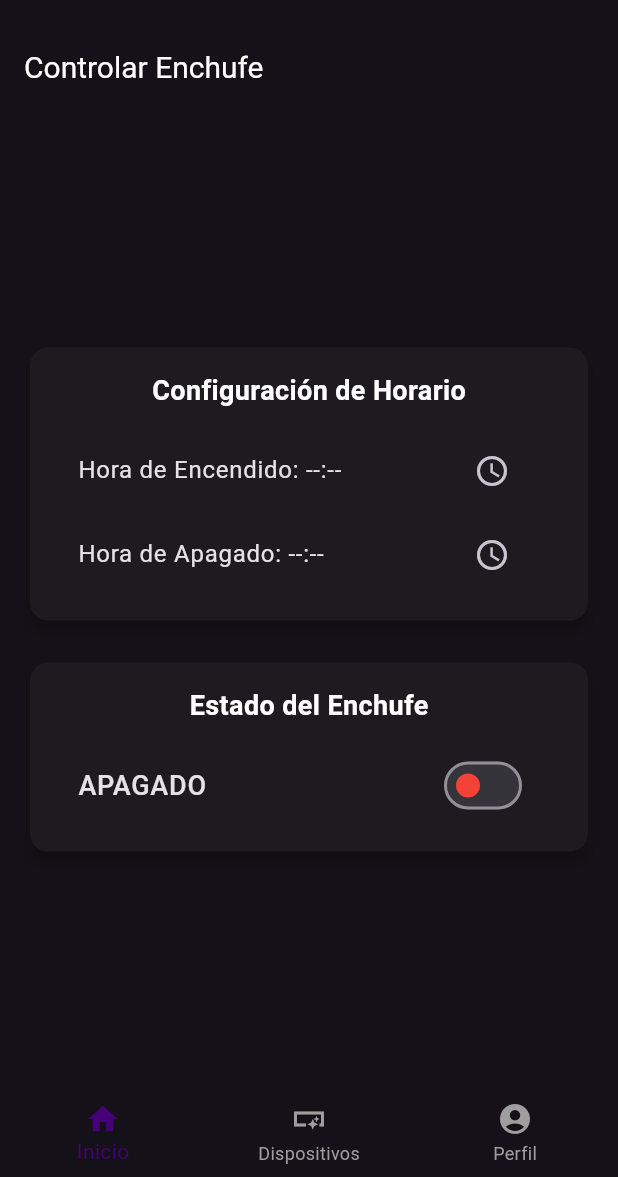
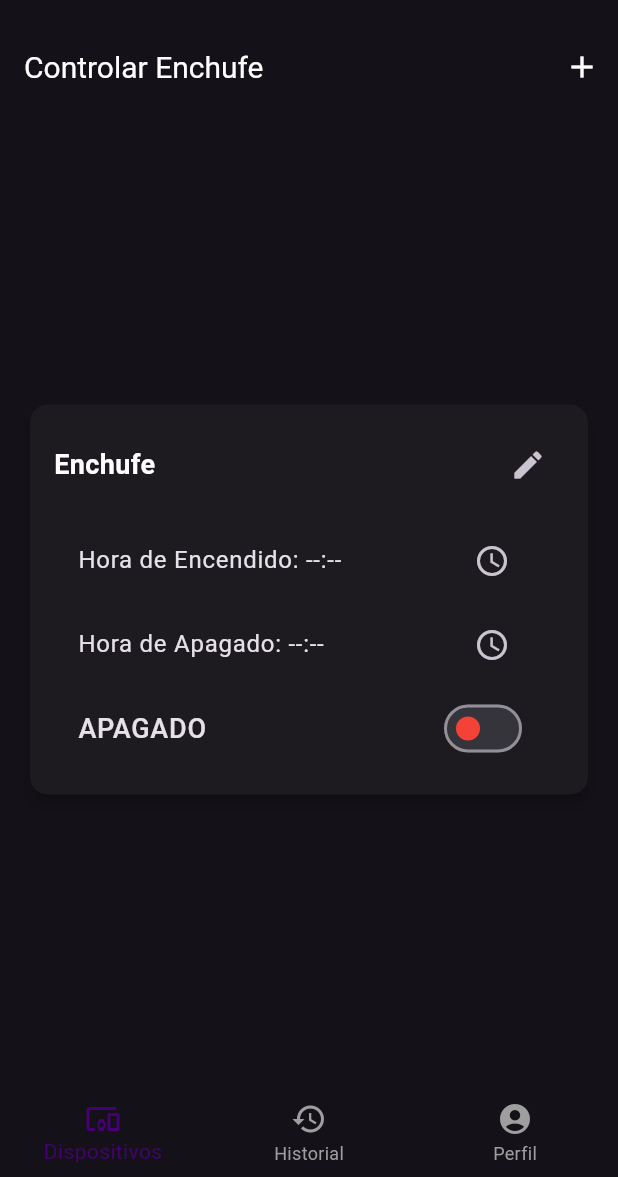
Before and after one commit to random-Kagamine-Rin-Shadow-y-un-Tilin/SEIM_Canary_Firebase, a Flutter app: the HomePage screen opened directly with empty values, on a phone screen of 412 x 824 dp, the part 59-1236 px from its top. Run offline on Flutter 3.47's test engine with Material 3 defaults, Android fonts, the phone set to English and light mode, and no system bars; our stand-ins replace cloud_firestore, firebase_auth, firebase_core, firebase_database, google_sign_in; missing offline and left inert: bcrypt; accounts and stored records are empty.

Commit message:
1.2.6 Implementacion de historial

```diff
--- a/lib/main.dart
+++ b/lib/main.dart
@@ -10,6 +10,7 @@ void main() async {
 }
 
 class MainApp extends StatelessWidget {
+
   const MainApp({super.key});
 
   @override
--- /dev/null
+++ b/lib/screens/Devices/device.dart
@@ -0,0 +1,231 @@
+import 'dart:async';
+import 'package:flutter/material.dart';
+import 'package:firebase_database/firebase_database.dart';
+import 'package:intl/intl.dart';
+
+class DeviceScreen extends StatefulWidget {
+  const DeviceScreen({super.key});
+
+  @override
+  State<DeviceScreen> createState() => _DeviceScreenState();
+}
+
+class _DeviceScreenState extends State<DeviceScreen> {
+  final DatabaseReference _databaseRef =
+      FirebaseDatabase.instance.ref('enchufe');
+  Timer? _timer;
+
+  @override
+  void initState() {
+    super.initState();
+    _startAutomaticCheck();
+  }
+
+  void _startAutomaticCheck() {
+    _timer = Timer.periodic(const Duration(minutes: 1), (timer) async {
+      String horaActual = DateFormat('HH:mm').format(DateTime.now());
+      DatabaseEvent horarioSnapshot =
+          await _databaseRef.child("horario").once();
+      DatabaseEvent estadoSnapshot = await _databaseRef.child("estado").once();
+
+      final data = horarioSnapshot.snapshot.value;
+      bool currentEstado = estadoSnapshot.snapshot.value as bool? ?? false;
+
+      if (data is Map<dynamic, dynamic>) {
+        String? encenderHora = data["encender"];
+        String? apagarHora = data["apagar"];
+
+        if (encenderHora != null &&
+            horaActual == encenderHora &&
+            !currentEstado) {
+          await _updateState(true);
+        } else if (apagarHora != null &&
+            horaActual == apagarHora &&
+            currentEstado) {
+          await _updateState(false);
+        }
+      }
+    });
+  }
+
+  Future<void> _updateState(bool newValue) async {
+    try {
+      await _databaseRef.update({"estado": newValue});
+    } catch (e) {
+      ScaffoldMessenger.of(context).showSnackBar(
+        SnackBar(content: Text('Error: $e')),
+      );
+    }
+  }
+
+  Future<void> _updateDeviceName(String newName) async {
+    try {
+      await _databaseRef.update({"nombre": newName});
+    } catch (e) {
+      ScaffoldMessenger.of(context).showSnackBar(
+        SnackBar(content: Text('Error: $e')),
+      );
+    }
+  }
+
+  Future<void> _seleccionarHora(BuildContext context, bool esEncender) async {
+    DatabaseEvent horarioSnapshot = await _databaseRef.child("horario").once();
+    final data = horarioSnapshot.snapshot.value;
+
+    String? horaActual;
+    if (data is Map<dynamic, dynamic>) {
+      horaActual = esEncender ? data["encender"] : data["apagar"];
+    }
+
+    TimeOfDay initialTime = horaActual != null
+        ? TimeOfDay(
+            hour: int.parse(horaActual.split(":")[0]),
+            minute: int.parse(horaActual.split(":")[1]),
+          )
+        : TimeOfDay.now();
+
+    TimeOfDay? nuevaHora = await showTimePicker(
+      context: context,
+      initialTime: initialTime,
+    );
+
+    if (nuevaHora != null) {
+      String horaFinal =
+          "${nuevaHora.hour.toString().padLeft(2, '0')}:${nuevaHora.minute.toString().padLeft(2, '0')}";
+
+      await _databaseRef.child("horario").update(
+            esEncender ? {"encender": horaFinal} : {"apagar": horaFinal},
+          );
+    }
+  }
+
+  @override
+  void dispose() {
+    _timer?.cancel();
+    super.dispose();
+  }
+
+  @override
+  Widget build(BuildContext context) {
+    return Scaffold(
+      appBar: AppBar(
+        title: const Text('Controlar Enchufe'),
+        actions: [
+          IconButton(
+            icon: const Icon(Icons.add),
+            onPressed: () {
+              // Acción para agregar un nuevo dispositivo
+            },
+          ),
+        ],
+      ),
+      body: Padding(
+        padding: const EdgeInsets.all(16.0),
+        child: StreamBuilder<DatabaseEvent>(
+          stream: _databaseRef.onValue,
+          builder: (context, snapshot) {
+            final data = snapshot.data?.snapshot.value;
+            String encenderHora = "--:--";
+            String apagarHora = "--:--";
+            bool currentValue = false;
+            String deviceName = "Enchufe";
+
+            if (data is Map<dynamic, dynamic>) {
+              encenderHora = data["horario"]?["encender"] ?? "--:--";
+              apagarHora = data["horario"]?["apagar"] ?? "--:--";
+              currentValue = data["estado"] ?? false;
+              deviceName = data["nombre"] ?? "Enchufe";
+            }
+
+            return Center(
+              child: Card(
+                shape: RoundedRectangleBorder(
+                    borderRadius: BorderRadius.circular(12)),
+                elevation: 4,
+                child: Padding(
+                  padding: const EdgeInsets.all(16),
+                  child: Column(
+                    mainAxisSize: MainAxisSize.min,
+                    crossAxisAlignment: CrossAxisAlignment.start,
+                    children: [
+                      Row(
+                        mainAxisAlignment: MainAxisAlignment.spaceBetween,
+                        children: [
+                          Text(
+                            deviceName,
+                            style: const TextStyle(
+                                fontSize: 18, fontWeight: FontWeight.bold),
+                          ),
+                          IconButton(
+                            icon: const Icon(Icons.edit),
+                            onPressed: () async {
+                              TextEditingController controller =
+                                  TextEditingController(text: deviceName);
+                              String? newName = await showDialog<String>(
+                                context: context,
+                                builder: (context) => AlertDialog(
+                                  title: const Text("Editar Nombre"),
+                                  content: TextField(
+                                    controller: controller,
+                                    decoration: const InputDecoration(
+                                        hintText: "Nuevo nombre"),
+                                  ),
+                                  actions: [
+                                    TextButton(
+                                      onPressed: () => Navigator.pop(context),
+                                      child: const Text("Cancelar"),
+                                    ),
+                                    TextButton(
+                                      onPressed: () {
+                                        Navigator.pop(
+                                            context, controller.text);
+                                      },
+                                      child: const Text("Guardar"),
+                                    ),
+                                  ],
+                                ),
+                              );
+                              if (newName != null && newName.isNotEmpty) {
+                                _updateDeviceName(newName);
+                              }
+                            },
+                          ),
+                        ],
+                      ),
+                      const SizedBox(height: 12),
+                      ListTile(
+                        title: Text("Hora de Encendido: $encenderHora"),
+                        trailing: IconButton(
+                          icon: const Icon(Icons.access_time),
+                          onPressed: () => _seleccionarHora(context, true),
+                        ),
+                      ),
+                      ListTile(
+                        title: Text("Hora de Apagado: $apagarHora"),
+                        trailing: IconButton(
+                          icon: const Icon(Icons.access_time),
+                          onPressed: () => _seleccionarHora(context, false),
+                        ),
+                      ),
+                      SwitchListTile(
+                        title: Text(
+                          currentValue ? "ENCENDIDO" : "APAGADO",
+                          style: const TextStyle(
+                              fontSize: 18, fontWeight: FontWeight.w500),
+                        ),
+                        value: currentValue,
+                        onChanged: (bool value) => _updateState(value),
+                        activeColor: Colors.green,
+                        inactiveThumbColor: Colors.red,
+                      ),
+                    ],
+                  ),
+                ),
+              ),
+            );
+          },
+        ),
+      ),
+    );
+  }
+}
--- a/lib/screens/Devices/toggle_device.dart
+++ /dev/null
@@ -1,209 +0,0 @@
-import 'dart:async';
-import 'package:flutter/material.dart';
-import 'package:firebase_database/firebase_database.dart';
-import 'package:intl/intl.dart';
-
-class ToggleDeviceScreen extends StatefulWidget {
-  const ToggleDeviceScreen({super.key});
-
-  @override
-  State<ToggleDeviceScreen> createState() => _ToggleDeviceScreenState();
-}
-
-class _ToggleDeviceScreenState extends State<ToggleDeviceScreen> {
-  final DatabaseReference _databaseRef =
-      FirebaseDatabase.instance.ref('enchufe');
-  Timer? _timer;
-
-  @override
-  void initState() {
-    super.initState();
-    _startAutomaticCheck();
-  }
-
-  /// Verifica la hora y cambia el estado automáticamente
-  void _startAutomaticCheck() {
-    _timer = Timer.periodic(const Duration(minutes: 1), (timer) async {
-      String horaActual = DateFormat('HH:mm').format(DateTime.now());
-
-      DatabaseEvent horarioSnapshot =
-          await _databaseRef.child("horario").once();
-      DatabaseEvent estadoSnapshot = await _databaseRef.child("estado").once();
-
-      final data = horarioSnapshot.snapshot.value;
-      bool currentEstado = estadoSnapshot.snapshot.value as bool? ?? false;
-
-      if (data is Map<dynamic, dynamic>) {
-        String? encenderHora = data["encender"];
-        String? apagarHora = data["apagar"];
-
-        if (encenderHora != null &&
-            horaActual == encenderHora &&
-            !currentEstado) {
-          await _updateState(true);
-        } else if (apagarHora != null &&
-            horaActual == apagarHora &&
-            currentEstado) {
-          await _updateState(false);
-        }
-      }
-    });
-  }
-
-  /// Cambia el estado del enchufe en Firebase
-  Future<void> _updateState(bool newValue) async {
-    try {
-      print("Actualizando estado a: $newValue"); // Depuración
-      await _databaseRef.update({"estado": newValue});
-      print("Estado actualizado exitosamente");
-    } catch (e) {
-      print("Error al actualizar el estado: $e"); // Depuración
-      ScaffoldMessenger.of(context).showSnackBar(
-        SnackBar(content: Text('Error: $e')),
-      );
-    }
-  }
-
-  /// Permite al usuario elegir una hora y guardarla en Firebase
-  Future<void> _seleccionarHora(BuildContext context, bool esEncender) async {
-    DatabaseEvent horarioSnapshot = await _databaseRef.child("horario").once();
-    final data = horarioSnapshot.snapshot.value;
-
-    String? horaActual;
-    if (data is Map<dynamic, dynamic>) {
-      horaActual = esEncender ? data["encender"] : data["apagar"];
-    }
-
-    // Si la hora es nula, usar la hora actual como referencia
-    TimeOfDay initialTime = horaActual != null
-        ? TimeOfDay(
-            hour: int.parse(horaActual.split(":")[0]),
-            minute: int.parse(horaActual.split(":")[1]),
-          )
-        : TimeOfDay.now();
-
-    TimeOfDay? nuevaHora = await showTimePicker(
-      context: context,
-      initialTime: initialTime,
-    );
-
-    if (nuevaHora != null) {
-      String horaFinal =
-          "${nuevaHora.hour.toString().padLeft(2, '0')}:${nuevaHora.minute.toString().padLeft(2, '0')}";
-
-      // Actualizar Firebase con la nueva hora
-      await _databaseRef.child("horario").update(
-            esEncender ? {"encender": horaFinal} : {"apagar": horaFinal},
-          );
-    }
-  }
-
-  @override
-  void dispose() {
-    _timer?.cancel();
-    super.dispose();
-  }
-
-  @override
-  Widget build(BuildContext context) {
-    return Scaffold(
-      appBar: AppBar(
-        title: const Text('Controlar Enchufe'),
-      ),
-      body: Padding(
-        padding: const EdgeInsets.all(16.0),
-        child: Column(
-          mainAxisAlignment: MainAxisAlignment.center,
-          children: [
-            /// *Tarjeta de configuración de horario en tiempo real*
-            StreamBuilder<DatabaseEvent>(
-              stream: _databaseRef.child("horario").onValue,
-              builder: (context, snapshot) {
-                final data = snapshot.data?.snapshot.value;
-                String encenderHora = "--:--";
-                String apagarHora = "--:--";
-
-                if (data is Map<dynamic, dynamic>) {
-                  encenderHora = data["encender"] ?? "--:--";
-                  apagarHora = data["apagar"] ?? "--:--";
-                }
-
-                return Card(
-                  shape: RoundedRectangleBorder(
-                      borderRadius: BorderRadius.circular(12)),
-                  elevation: 4,
-                  child: Padding(
-                    padding: const EdgeInsets.all(16),
-                    child: Column(
-                      children: [
-                        const Text("Configuración de Horario",
-                            style: TextStyle(
-                                fontSize: 18, fontWeight: FontWeight.bold)),
-                        const SizedBox(height: 12),
-                        ListTile(
-                          title: Text("Hora de Encendido: $encenderHora"),
-                          trailing: IconButton(
-                            icon: const Icon(Icons.access_time),
-                            onPressed: () => _seleccionarHora(context, true),
-                          ),
-                        ),
-                        ListTile(
-                          title: Text("Hora de Apagado: $apagarHora"),
-                          trailing: IconButton(
-                            icon: const Icon(Icons.access_time),
-                            onPressed: () => _seleccionarHora(context, false),
-                          ),
-                        ),
-                      ],
-                    ),
-                  ),
-                );
-              },
-            ),
-            const SizedBox(height: 20),
-
-            /// *Tarjeta de Control de Estado en tiempo real*
-            StreamBuilder<DatabaseEvent>(
-              stream: _databaseRef.child("estado").onValue,
-              builder: (context, snapshot) {
-                final dynamic value = snapshot.data?.snapshot.value;
-                bool currentValue = value is bool ? value : false;
-
-                return Card(
-                  shape: RoundedRectangleBorder(
-                      borderRadius: BorderRadius.circular(12)),
-                  elevation: 4,
-                  child: Padding(
-                    padding: const EdgeInsets.all(16),
-                    child: Column(
-                      children: [
-                        const Text("Estado del Enchufe",
-                            style: TextStyle(
-                                fontSize: 18, fontWeight: FontWeight.bold)),
-                        const SizedBox(height: 12),
-                        SwitchListTile(
-                          title: Text(
-                            currentValue ? "ENCENDIDO" : "APAGADO",
-                            style: const TextStyle(
-                                fontSize: 18, fontWeight: FontWeight.w500),
-                          ),
-                          value: currentValue,
-                          onChanged: (bool value) {
-                            print("Estado cambiado a: $value"); // Depuración
-                            _updateState(value);
-                          },
-                          activeColor: Colors.green,
-                          inactiveThumbColor: Colors.red,
-                        ),
-                      ],
-                    ),
-                  ),
-                );
-              },
-            ),
-          ],
-        ),
-      ),
-    );
-  }
-}
--- a/lib/screens/home_page.dart
+++ b/lib/screens/home_page.dart
@@ -1,7 +1,7 @@
 import 'package:flutter/material.dart';
 import 'package:seim_canary/models/user_model.dart';
-import 'package:seim_canary/screens/Devices/register_device.dart';
-import 'package:seim_canary/screens/Devices/toggle_device.dart';
+import 'package:seim_canary/screens/Devices/historial_screen.dart';
+import 'package:seim_canary/screens/Devices/device.dart';
 import 'package:seim_canary/screens/Users/edit_user.dart';
 // import 'package:seim_canary/screens/home.dart';
 
@@ -29,8 +29,8 @@ class _HomePageState extends State<HomePage> {
   void _setupScreens() {
     setState(() {
       _widgetOptions = [
-        ToggleDeviceScreen(),
-        RegisterDeviceScreen(),
+        DeviceScreen(),
+        HistorialScreen(),
         EditUserScreen(
           user: _user, // Usa la variable de estado
           onUserUpdated: _onUserUpdated,
@@ -65,12 +65,12 @@ class _HomePageState extends State<HomePage> {
         onTap: _onItemTapped,
         items: const <BottomNavigationBarItem>[
           BottomNavigationBarItem(
-            icon: Icon(Icons.home),
-            label: 'Inicio',
+            icon: Icon(Icons.devices_other_rounded),
+            label: 'Dispositivos',
           ),
           BottomNavigationBarItem(
-            icon: Icon(Icons.smart_button_sharp),
-            label: 'Dispositivos',
+            icon: Icon(Icons.history_outlined),
+            label: 'Historial',
           ),
           BottomNavigationBarItem(
             icon: Icon(Icons.account_circle),
```
Also changed, not shown: lib/screens/Devices/historial_screen.dart (added, +64 -0 lines), lib/screens/Devices/register_device.dart (deleted, +0 -39 lines), 4 other files.
